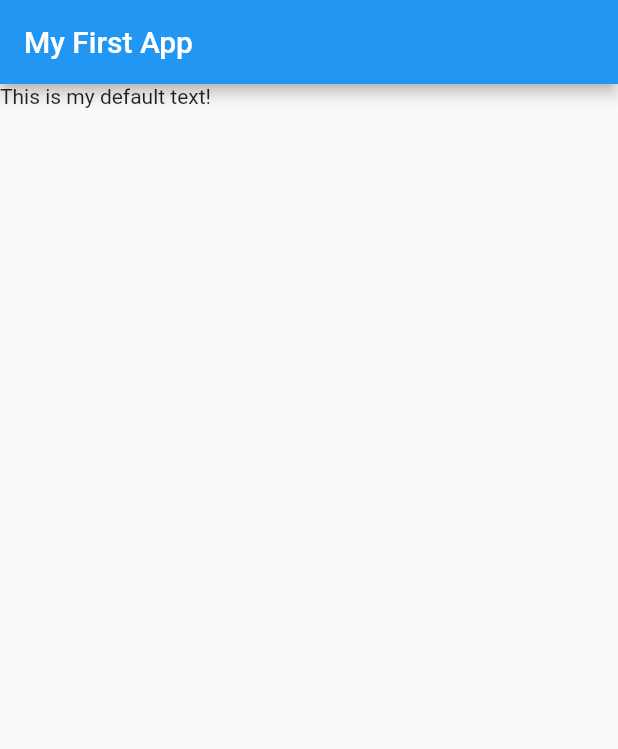
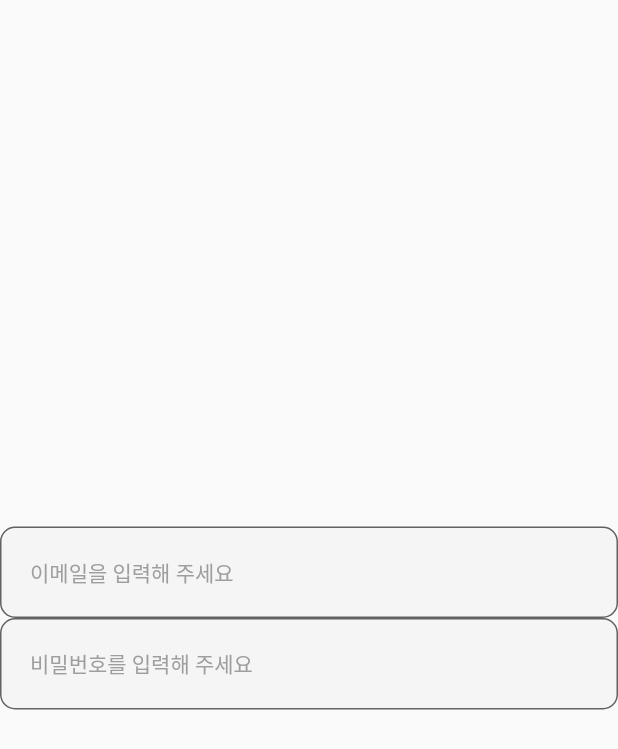
Before and after one commit to ZanacXevious/restaurantecofac, a Flutter app: the screen it shows after launch, on a phone screen of 412 x 824 dp. Shown: the top 749 px of the screen. Run offline on Flutter 3.47's test engine with Material 2 defaults, Android fonts, the phone set to English and light mode, and no system bars.

Commit message:
1_2 텍스트필드 디자인하기

```diff
--- /dev/null
+++ b/lib/common/component/custom_test_form_field.dart
@@ -0,0 +1,58 @@
+import 'package:flutter/material.dart';
+import 'package:restaurantecofac/common/const/colors.dart';
+
+class CustomTextFormField extends StatelessWidget {
+  final String? hintText;
+  final String? errorText;
+  final bool obscureText;
+  final bool autofocus;
+  final ValueChanged<String>? onChanged;
+
+  const CustomTextFormField({
+    required this.onChanged,
+    this.autofocus = false,
+    this.obscureText = false,
+    this.hintText,
+    this.errorText,
+    Key? key,
+  }) : super(key: key);
+
+  @override
+  Widget build(BuildContext context) {
+    var baseBorder = OutlineInputBorder(
+      borderRadius: BorderRadius.circular(10),
+      borderSide: BorderSide(
+        color: INPUT_BORDER_COLOR,
+        width: 1.0,
+      ),
+    );
+    return TextFormField(
+      cursorColor: PRIMARY_COLOR,
+      obscureText: obscureText,
+      autofocus: autofocus,
+      onChanged: onChanged,
+      decoration: InputDecoration(
+        contentPadding: const EdgeInsets.all(20),
+        hintText: hintText,
+        errorText: errorText,
+        // hintText의 색상을 BODY_TEXT_COLOR로 설정하고 fontSize를 14로 설정한다
+        hintStyle: TextStyle(
+          color: BODY_TEXT_COLOR,
+          fontSize: 14,
+        ),
+        // Background Color of TextFormField Container set to BODY_TEXT_COLOR
+        fillColor: INPUT_BG_COLOR,
+        filled: true,
+        // input border를 테두리로 두르고 색상을 INPUT_BORDER_COLOR로 설정한다
+        border: baseBorder,
+        // TextFormField를 선택했을 때 테두리 색상을 PRIMARY_COLOR로 설정한다
+        focusedBorder: baseBorder.copyWith(
+          borderSide: baseBorder.borderSide.copyWith(
+            color: PRIMARY_COLOR,
+            width: 1.0,
+          ),
+        ),
+      ),
+    );
+  }
+}
--- a/lib/main.dart
+++ b/lib/main.dart
@@ -1,4 +1,5 @@
 import 'package:flutter/material.dart';
+import 'package:restaurantecofac/common/component/custom_test_form_field.dart';
 
 void main() {
   runApp(_App());
@@ -12,11 +13,21 @@ class _App extends StatelessWidget {
       // remove debug banner
       debugShowCheckedModeBanner: false,
       home: Scaffold(
-        appBar: AppBar(
-          title: Text('My First App'),
-        ),
-        body: Text('This is my default text!'),
-      ),
+          body: Column(
+        mainAxisAlignment: MainAxisAlignment.center,
+        children: [
+          CustomTextFormField(
+            hintText: "이메일을 입력해 주세요",
+            onChanged: (String value) {},
+          ),
+          // password field
+          CustomTextFormField(
+            hintText: "비밀번호를 입력해 주세요",
+            obscureText: true,
+            onChanged: (String value) {},
+          ),
+        ],
+      )),
     );
   }
 }
```
Also changed, not shown: 1 other file.
